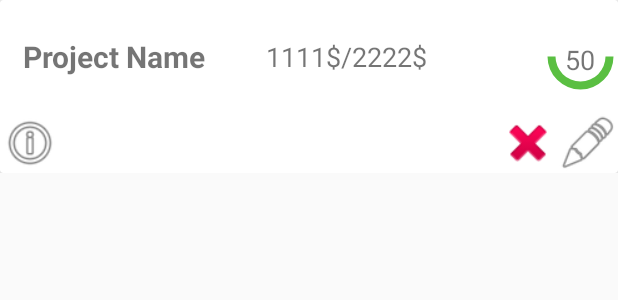
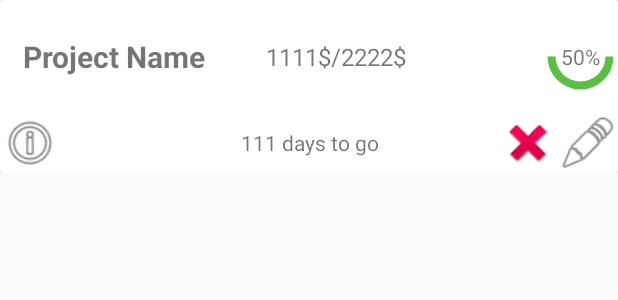
Before and after one commit to stefanmiljakovic/BudgetManagerSrc, an Android app: the layout item_layout.xml on its own in the app's theme, with its tools: preview values and no code run, on a phone screen of 412 x 824 dp. Shown: the top 300 px of the screen. Run offline under Robolectric (Android 15) with nearby library versions, the phone set to English and light mode, and no system bars.

Commit message:
User interface improvements

```diff
--- a/app/src/main/java/com/week1/practice1/budgetmanager/adapter/MainAdapter.java
+++ b/app/src/main/java/com/week1/practice1/budgetmanager/adapter/MainAdapter.java
@@ -55,7 +55,8 @@ public class MainAdapter extends RecyclerView.Adapter<MainAdapter.ViewHolder> {
         holder.projName.setText(item.getName());
         holder.money.setText(item.outOf());
         holder.pbar.setProgress(item.getPct());
-        holder.pbarlabel.setText(Integer.toString(item.getPct()));
+        holder.pbarlabel.setText(Integer.toString(item.getPct())+"%");
+        holder.tvToGo.setText(item.toGO());
 
 
         final String projectName = holder.projName.getText().toString();
@@ -140,6 +141,7 @@ public class MainAdapter extends RecyclerView.Adapter<MainAdapter.ViewHolder> {
         public Button btnFocus;
         public Button btnEdit;
         public TextView pbarlabel;
+        public TextView tvToGo;
 
 
         public ViewHolder(View itemView) {
@@ -153,6 +155,7 @@ public class MainAdapter extends RecyclerView.Adapter<MainAdapter.ViewHolder> {
             btnDelete = (Button)itemView.findViewById(R.id.buttonDelete);
             btnFocus = (Button)itemView.findViewById(R.id.buttonFocus);
             btnEdit = (Button)itemView.findViewById(R.id.buttonEdit);
+            tvToGo = (TextView)itemView.findViewById(R.id.tvToGo);
         }
     }
 }
--- a/app/src/main/res/layout/item_layout.xml
+++ b/app/src/main/res/layout/item_layout.xml
@@ -38,7 +38,7 @@
                     android:layout_marginLeft="40dp"
                     android:layout_toRightOf="@+id/tvProjectName"
                     android:text="1111$/2222$"
-                    android:textSize="18sp" />
+                    android:textSize="16sp" />
 <RelativeLayout
     android:layout_width="50dp"
     android:layout_height="50dp"
@@ -57,10 +57,10 @@
         android:progressDrawable="@drawable/progress_bar_circular" />
                 <TextView
                     android:id="@+id/progressBarLabel"
-                    android:layout_width="20dp"
-                    android:layout_height="20dp"
-                    android:textSize="18dp"
-                    android:text="50"
+                    android:layout_width="wrap_content"
+                    android:layout_height="wrap_content"
+                    android:textSize="14dp"
+                    android:text="50%"
                     android:gravity="center"
                     android:layout_centerVertical="true"
                     android:layout_centerHorizontal="true" />
@@ -92,6 +92,14 @@
                 android:layout_alignParentStart="true"
                 android:layout_alignParentLeft="true"
                 android:background="@android:drawable/ic_menu_info_details"/>
+
+            <TextView
+                android:id="@+id/tvToGo"
+                android:layout_width="match_parent"
+                android:layout_height="40dp"
+                android:layout_alignParentBottom="true"
+                android:gravity="center"
+                android:text="111 days to go"/>
         </RelativeLayout>
     </android.support.v7.widget.CardView>
 
```
Also changed, not shown: app/src/main/java/com/week1/practice1/budgetmanager/BudgetItem.java (+11 -1 lines), app/src/main/res/layout/content_add_to_list.xml (+12 -7 lines).
